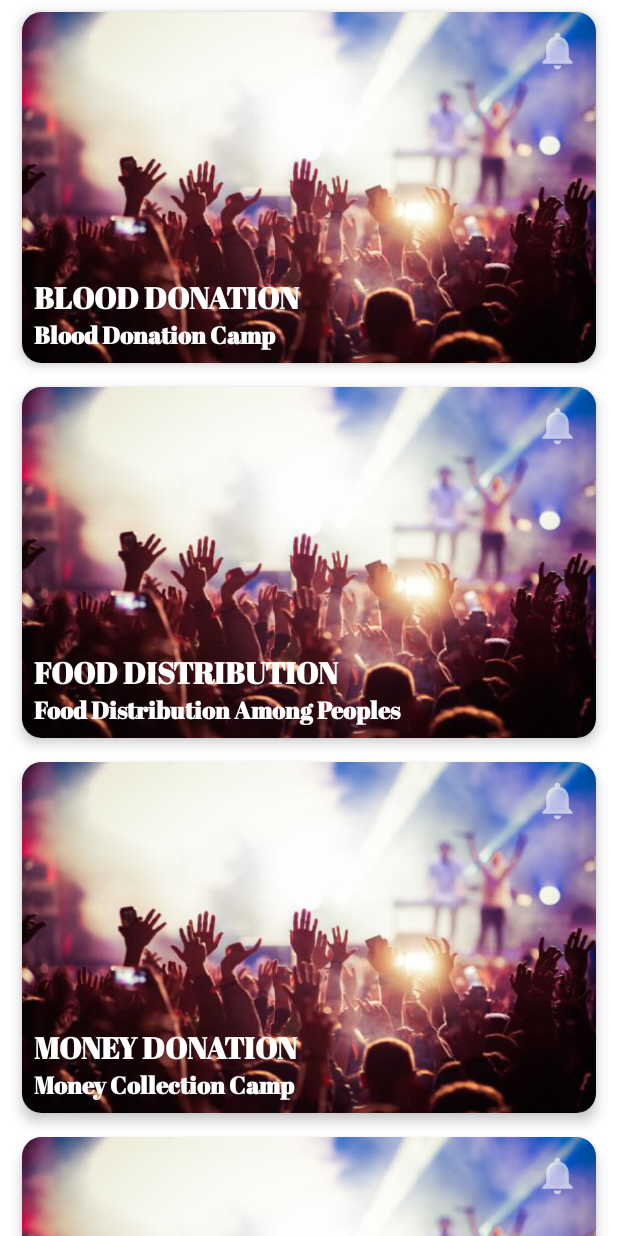
After one commit to Preetojha08/NGO_Management_System, an Android app: the EventActivity screen opened directly, with no data from a screen before it, on a phone screen of 412 x 824 dp. The commit adds this screen. Run offline under Robolectric (Android 15) with nearby library versions, the phone set to English and light mode, and no system bars; our stand-ins replace CircleImageView, sdp/ssp sizes.

Commit message:
Events Done

```diff
--- a/app/src/main/AndroidManifest.xml
+++ b/app/src/main/AndroidManifest.xml
@@ -14,7 +14,7 @@
         android:roundIcon="@mipmap/ic_launcher_round"
         android:supportsRtl="true"
         android:theme="@style/Theme.MyNewNGO">
-        <activity android:name=".EventActivity"></activity>
+        <activity android:name=".EventActivity" android:theme="@style/AppTheme.NoActionBar" ></activity>
         <activity
             android:name=".MotivationalQuotesActivity"
             android:theme="@style/AppTheme.NoActionBar" />
--- /dev/null
+++ b/app/src/main/java/com/creatures/mynewngo/EventActivity.java
@@ -0,0 +1,62 @@
+package com.creatures.mynewngo;
+
+import androidx.appcompat.app.AppCompatActivity;
+import androidx.appcompat.widget.Toolbar;
+import androidx.recyclerview.widget.LinearLayoutManager;
+import androidx.recyclerview.widget.RecyclerView;
+
+import android.os.Bundle;
+
+import java.util.ArrayList;
+import java.util.List;
+
+public class EventActivity extends AppCompatActivity {
+
+    RecyclerView event_recyclerView;
+    List<String> e_Titles;
+    List<String> e_sub_titles;
+    List<Integer> e_images;
+    HelperCardRecyclerAdapter event_adapter;
+
+    @Override
+    protected void onCreate(Bundle savedInstanceState) {
+        super.onCreate(savedInstanceState);
+        setContentView(R.layout.activity_event);
+
+        Toolbar toolbar = (Toolbar) findViewById(R.id.toolbar_events);
+        setSupportActionBar(toolbar);
+        getSupportActionBar().setTitle("Events");
+
+        event_recyclerView=(RecyclerView)findViewById(R.id.event_recycler_view);
+
+        e_Titles = new ArrayList<>();
+        e_sub_titles = new ArrayList<>();
+        e_images = new ArrayList<>();
+
+        e_images.add(R.drawable.new_event_1);
+        e_images.add(R.drawable.new_event_1);
+        e_images.add(R.drawable.new_event_1);
+        e_images.add(R.drawable.new_event_1);
+
+        e_Titles.add("Blood Donation");
+        e_Titles.add("Food Distribution");
+        e_Titles.add("Money Donation");
+        e_Titles.add("Health Camp");
+
+        e_sub_titles.add("Blood Donation Camp");
+        e_sub_titles.add("Food Distribution Among Peoples");
+        e_sub_titles.add("Money Collection Camp");
+        e_sub_titles.add("Medical Camp For Health Check Ups");
+
+        event_adapter = new HelperCardRecyclerAdapter(this,e_Titles,e_sub_titles,e_images,10);
+
+        event_recyclerView.setLayoutManager(new LinearLayoutManager(getApplicationContext()));
+        event_recyclerView.setAdapter(event_adapter);
+
+
+
+
+
+
+    }
+}
--- a/app/src/main/java/com/creatures/mynewngo/HomeActivity.java
+++ b/app/src/main/java/com/creatures/mynewngo/HomeActivity.java
@@ -47,6 +47,9 @@ public class HomeActivity extends AppCompatActivity implements  NavigationView.O
         case (R.id.nav_help):
             startActivity(new Intent(HomeActivity.this,HelpActivity.class));
             break;
+        case (R.id.nav_event):
+            startActivity(new Intent(HomeActivity.this,EventActivity.class));
+            break;
         case (R.id.nav_job):
             startActivity(new Intent(HomeActivity.this,JobPortalActivity.class));
             break;
--- /dev/null
+++ b/app/src/main/res/drawable/ic_off_notifications.xml
@@ -0,0 +1,8 @@
+<vector android:alpha="0.6" android:height="40dp" android:tint="#FFFFFF"
+    android:viewportHeight="24" android:viewportWidth="24"
+    android:width="40dp" xmlns:android="http://schemas.android.com/apk/res/android">
+    <path android:fillAlpha="0.9"
+        android:fillColor="@android:color/white"
+        android:pathData="M12,6.5c-2.49,0 -4,2.02 -4,4.5v6h8v-6c0,-2.48 -1.51,-4.5 -4,-4.5z" android:strokeAlpha="0.3"/>
+    <path android:fillColor="@android:color/white" android:pathData="M12,22c1.1,0 2,-0.9 2,-2h-4c0,1.1 0.9,2 2,2zM18,16v-5c0,-3.07 -1.63,-5.64 -4.5,-6.32L13.5,4c0,-0.83 -0.67,-1.5 -1.5,-1.5s-1.5,0.67 -1.5,1.5v0.68C7.64,5.36 6,7.92 6,11v5l-2,2v1h16v-1l-2,-2zM16,17L8,17v-6c0,-2.48 1.51,-4.5 4,-4.5s4,2.02 4,4.5v6z"/>
+</vector>
--- /dev/null
+++ b/app/src/main/res/drawable/ic_on_notifications_active.xml
@@ -0,0 +1,8 @@
+<vector android:alpha="0.59" android:height="40dp"
+    android:tint="#FFFFFF" android:viewportHeight="24"
+    android:viewportWidth="24" android:width="40dp" xmlns:android="http://schemas.android.com/apk/res/android">
+    <path android:fillAlpha="0.3"
+        android:fillColor="@android:color/white"
+        android:pathData="M12,6.5c-2.49,0 -4,2.02 -4,4.5v6h8v-6c0,-2.48 -1.51,-4.5 -4,-4.5z" android:strokeAlpha="0.3"/>
+    <path android:fillColor="@android:color/white" android:pathData="M12,22c1.1,0 2,-0.9 2,-2h-4c0,1.1 0.9,2 2,2zM18,11c0,-3.07 -1.63,-5.64 -4.5,-6.32L13.5,4c0,-0.83 -0.67,-1.5 -1.5,-1.5s-1.5,0.67 -1.5,1.5v0.68C7.64,5.36 6,7.92 6,11v5l-2,2v1h16v-1l-2,-2v-5zM16,17L8,17v-6c0,-2.48 1.51,-4.5 4,-4.5s4,2.02 4,4.5v6zM7.58,4.08L6.15,2.65C3.75,4.48 2.17,7.3 2.03,10.5h2c0.15,-2.65 1.51,-4.97 3.55,-6.42zM19.97,10.5h2c-0.15,-3.2 -1.73,-6.02 -4.12,-7.85l-1.42,1.43c2.02,1.45 3.39,3.77 3.54,6.42z"/>
+</vector>
--- /dev/null
+++ b/app/src/main/res/layout/activity_event.xml
@@ -0,0 +1,41 @@
+<?xml version="1.0" encoding="utf-8"?>
+<androidx.constraintlayout.widget.ConstraintLayout xmlns:android="http://schemas.android.com/apk/res/android"
+    xmlns:app="http://schemas.android.com/apk/res-auto"
+    xmlns:tools="http://schemas.android.com/tools"
+    android:layout_width="match_parent"
+    android:layout_height="match_parent"
+    tools:context=".EventActivity">
+
+    <androidx.core.widget.NestedScrollView
+        android:layout_width="match_parent"
+        android:layout_height="match_parent">
+
+        <LinearLayout
+            android:layout_width="match_parent"
+            android:layout_height="wrap_content"
+            android:orientation="vertical">
+
+            <androidx.appcompat.widget.Toolbar
+                android:id="@+id/toolbar_events"
+                android:layout_width="match_parent"
+                android:layout_height="?attr/actionBarSize"
+                android:background="@color/white"
+                app:titleTextColor="@color/black"/>
+
+            <LinearLayout
+                android:layout_width="match_parent"
+                android:paddingHorizontal="@dimen/_5sdp"
+                android:layout_height="match_parent">
+
+                <androidx.recyclerview.widget.RecyclerView
+                    android:layout_width="match_parent"
+                    android:layout_height="match_parent"
+                    android:id="@+id/event_recycler_view"/>
+
+            </LinearLayout>
+
+        </LinearLayout>
+
+    </androidx.core.widget.NestedScrollView>
+
+</androidx.constraintlayout.widget.ConstraintLayout>
--- /dev/null
+++ b/app/src/main/res/layout/event_cards.xml
@@ -0,0 +1,79 @@
+<?xml version="1.0" encoding="utf-8"?>
+<com.google.android.material.card.MaterialCardView xmlns:android="http://schemas.android.com/apk/res/android"
+    android:layout_width="match_parent"
+    android:layout_height="wrap_content"
+    xmlns:app="http://schemas.android.com/apk/res-auto"
+    app:cardCornerRadius="@dimen/_10sdp"
+    android:id="@+id/event_details_card_view"
+    android:layout_marginHorizontal="@dimen/_6sdp"
+    android:layout_marginVertical="@dimen/_6sdp"
+    app:cardElevation="5dp">
+
+    <RelativeLayout
+        android:layout_width="match_parent"
+        android:layout_height="@dimen/_180sdp">
+
+        <ImageView
+            android:id="@+id/image_view_event_image"
+            android:layout_width="match_parent"
+            android:layout_height="@dimen/_180sdp"
+            android:scaleType="fitXY"
+            app:layout_constraintBottom_toBottomOf="parent"
+            app:layout_constraintEnd_toEndOf="parent"
+            app:layout_constraintStart_toStartOf="parent"
+            app:layout_constraintTop_toTopOf="parent" />
+
+        <ImageView
+            android:layout_width="30dp"
+            android:layout_height="30dp"
+            android:layout_alignParentRight="true"
+            android:layout_alignParentEnd="true"
+            android:layout_marginHorizontal="@dimen/_8sdp"
+            android:layout_marginVertical="@dimen/_8sdp"
+            android:id="@+id/event_notification_image_view"
+            android:src="@drawable/ic_off_notifications"
+            app:layout_constraintBottom_toBottomOf="parent"
+            app:layout_constraintEnd_toEndOf="parent"
+            app:layout_constraintHorizontal_bias="0.98"
+            app:layout_constraintStart_toStartOf="parent"
+            app:layout_constraintTop_toTopOf="parent"
+            app:layout_constraintVertical_bias="0.041" />
+
+        <LinearLayout
+            android:layout_width="match_parent"
+            android:layout_height="wrap_content"
+            android:layout_marginVertical="@dimen/_6sdp"
+            android:layout_marginHorizontal="@dimen/_6sdp"
+            android:layout_alignParentBottom="true"
+            android:orientation="vertical">
+
+            <TextView
+                android:layout_width="match_parent"
+                android:layout_height="wrap_content"
+                android:text="Event title"
+                android:layout_gravity="bottom"
+                android:textStyle="bold"
+                android:id="@+id/recycler_view_event_name_display"
+                android:textSize="20sp"
+                android:textColor="@color/white"
+                android:textAllCaps="true"
+                android:freezesText="true"
+                android:fontFamily="@font/abril_fatface"/>
+
+            <TextView
+                android:layout_width="match_parent"
+                android:layout_height="wrap_content"
+                android:text="Event Deatiles "
+                android:layout_gravity="bottom"
+                android:id="@+id/recycler_view_event_description_display"
+                android:textStyle="bold"
+                android:textSize="16sp"
+                android:textColor="@color/white"
+                android:freezesText="true"
+                android:fontFamily="@font/abril_fatface"/>
+
+        </LinearLayout>
+
+    </RelativeLayout>
+
+</com.google.android.material.card.MaterialCardView>
```
Also changed, not shown: app/src/main/res/drawable-v24/new_event_1.png (added).
